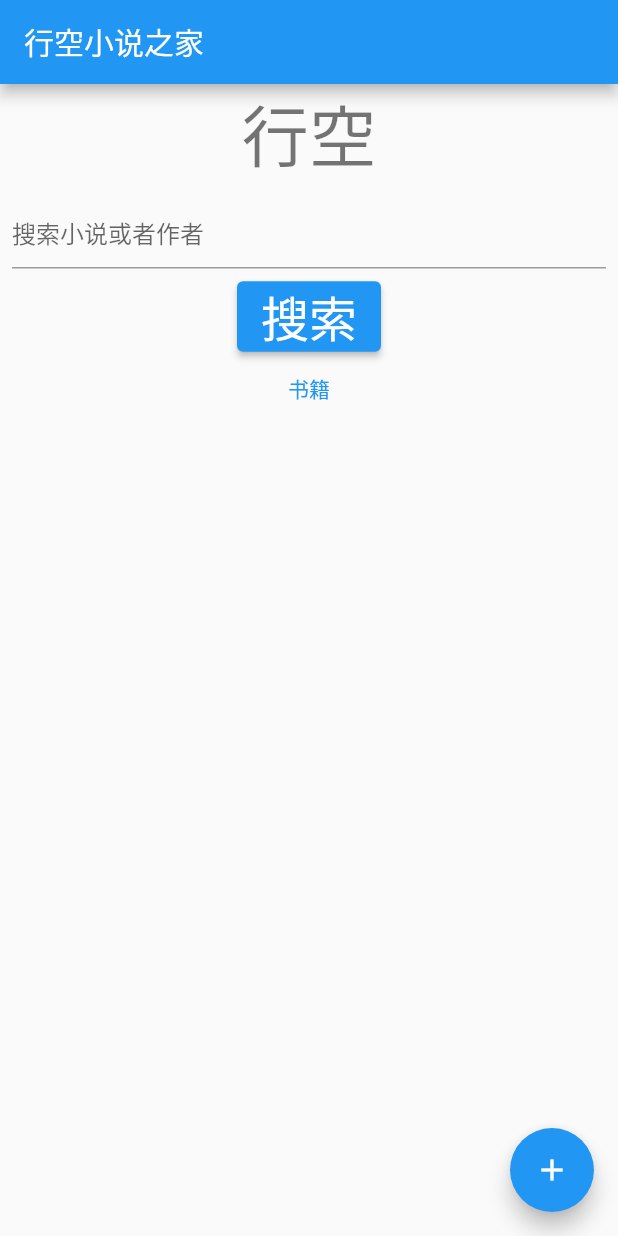
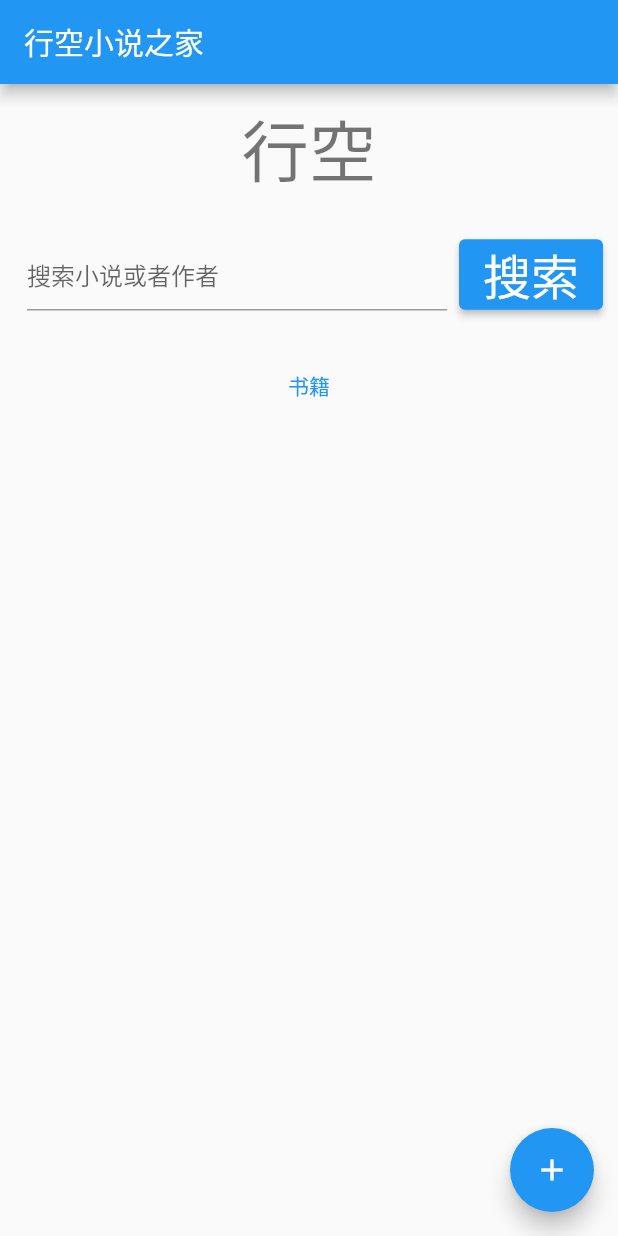
Before and after one commit to zhenhua32/xingkongapp, a Flutter app: the screen it shows after launch, on a phone screen of 412 x 824 dp. Run offline on Flutter 3.47's test engine with Material 2 defaults, Android fonts, the phone set to English and light mode, and no system bars.

Commit message:
更新样式

```diff
--- a/lib/pages/home.dart
+++ b/lib/pages/home.dart
@@ -41,11 +41,15 @@ class _MyHomePageState extends State<MyHomePage> {
         title: Text(widget.title),
       ),
       body: Center(
+        child: Container(
           child: Column(
+            mainAxisSize: MainAxisSize.max,
             mainAxisAlignment: MainAxisAlignment.start,
             children: <Widget>[
               SearchForm(),
             ],
+          ),
+          padding: EdgeInsets.all(10),
         ),
       ),
       floatingActionButton: FloatingActionButton(
@@ -77,11 +81,17 @@ class _SearchFormState extends State<SearchForm> {
         mainAxisSize: MainAxisSize.min,
         children: [
           Text('行空', style: Theme.of(context).textTheme.headline3),
-          Padding(
+          Container(
+            height: 100,
+            child: Row(
+              children: <Widget>[
+                Expanded(
+                  child: Padding(
                     padding: EdgeInsets.all(8.0),
                     child: TextFormField(
                       controller: _searchTextController,
                       decoration: InputDecoration(hintText: '搜索小说或者作者'),
+                    ),
                   ),
                 ),
                 ElevatedButton(
@@ -98,10 +108,14 @@ class _SearchFormState extends State<SearchForm> {
                           ? null
                           : Colors.blue;
                     }),
-              textStyle: MaterialStateProperty.all(TextStyle(fontSize: 32)),
+                    textStyle:
+                        MaterialStateProperty.all(TextStyle(fontSize: 32)),
                   ),
                   onPressed: _searchBook,
                   child: Text('搜索'),
+                ),
+              ],
+            ),
           ),
           TextButton(
               onPressed: () => {Navigator.of(context).pushNamed('/book/list')},
```
Also changed, not shown: lib/pages/book_list.dart (+12 -4 lines). Lines whose indentation alone changed are shown as unchanged.
